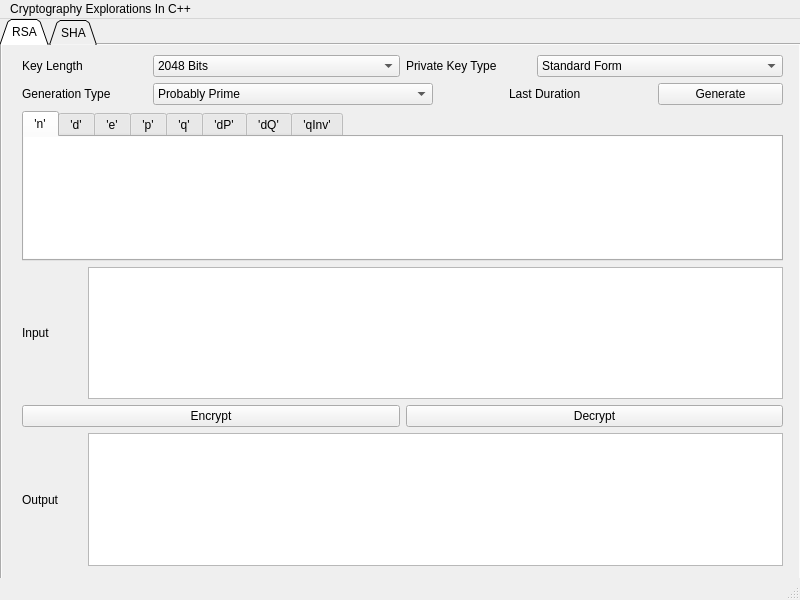
This is C++_Implementations/QT_GUI_Cryptography/mainwindow.ui in jbarbourmoore/Cryptography-Exploration as Qt 5 draws it before an edit. The edited form follows.
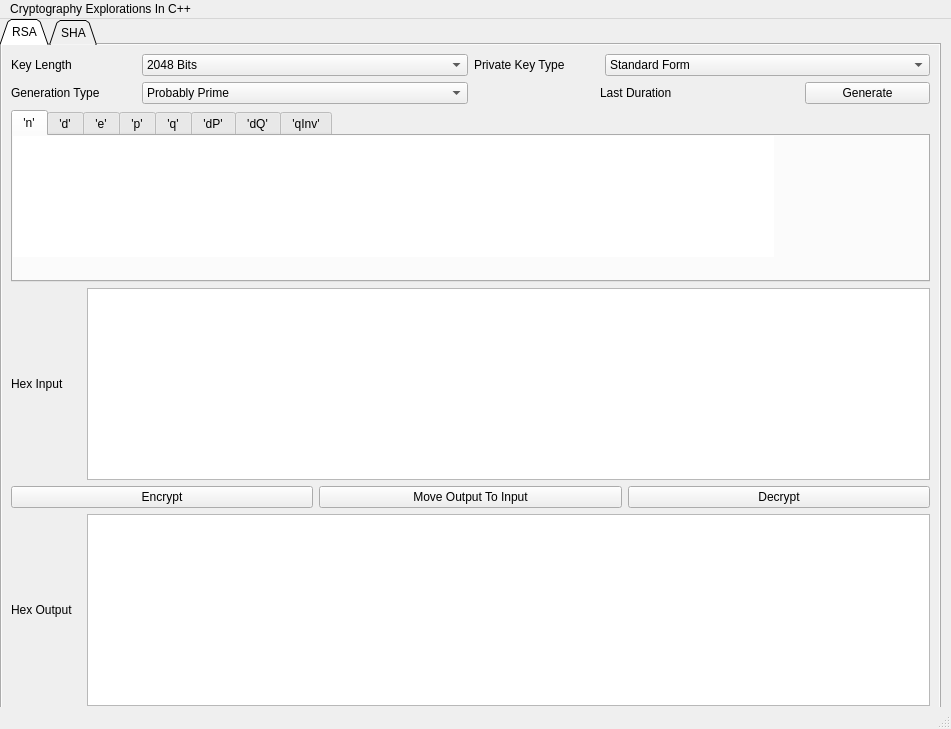
This is the edited form.

Commit message: Continued developing GUI interface

```diff
--- a/C++_Implementations/QT_GUI_Cryptography/mainwindow.ui
+++ b/C++_Implementations/QT_GUI_Cryptography/mainwindow.ui
@@ -6,8 +6,8 @@
    <rect>
     <x>0</x>
     <y>0</y>
-    <width>800</width>
-    <height>600</height>
+    <width>951</width>
+    <height>729</height>
    </rect>
   </property>
   <property name="windowTitle">
@@ -19,8 +19,8 @@
      <rect>
       <x>0</x>
       <y>0</y>
-      <width>801</width>
-      <height>581</height>
+      <width>941</width>
+      <height>698</height>
      </rect>
     </property>
     <property name="tabShape">
@@ -39,15 +39,8 @@
      <attribute name="title">
       <string>RSA</string>
      </attribute>
-     <widget class="QWidget" name="layoutWidget">
-      <property name="geometry">
-       <rect>
-        <x>20</x>
-        <y>10</y>
-        <width>761</width>
-        <height>511</height>
-       </rect>
-      </property>
+     <layout class="QGridLayout" name="gridLayout">
+      <item row="0" column="0">
       <layout class="QVBoxLayout" name="verticalLayout">
        <item>
         <layout class="QHBoxLayout" name="horizontalLayout">
@@ -439,12 +432,12 @@
           <widget class="QLabel" name="rsa_in_label">
            <property name="minimumSize">
             <size>
-             <width>60</width>
+              <width>70</width>
              <height>0</height>
             </size>
            </property>
            <property name="text">
-            <string>Input</string>
+             <string>Hex Input</string>
            </property>
           </widget>
          </item>
@@ -462,6 +455,13 @@
            </property>
           </widget>
          </item>
+          <item>
+           <widget class="QPushButton" name="rsa_swap_out_button">
+            <property name="text">
+             <string>Move Output To Input</string>
+            </property>
+           </widget>
+          </item>
          <item>
           <widget class="QPushButton" name="rsa_decrypt_button">
            <property name="text">
@@ -477,12 +477,12 @@
           <widget class="QLabel" name="rsa_out_label">
            <property name="minimumSize">
             <size>
-             <width>60</width>
+              <width>70</width>
              <height>0</height>
             </size>
            </property>
            <property name="text">
-            <string>Output</string>
+             <string>Hex Output</string>
            </property>
           </widget>
          </item>
@@ -496,7 +496,8 @@
         </layout>
        </item>
       </layout>
-     </widget>
+      </item>
+     </layout>
     </widget>
     <widget class="QWidget" name="sha_tab">
      <attribute name="title">
@@ -599,7 +600,7 @@
     <rect>
      <x>0</x>
      <y>0</y>
-     <width>800</width>
+     <width>951</width>
      <height>19</height>
     </rect>
    </property>
```
Left out of the diff: 24 changed lines with no effect on the pictures. Lines whose indentation alone changed are shown as unchanged. The commit also changes 5 other files.
